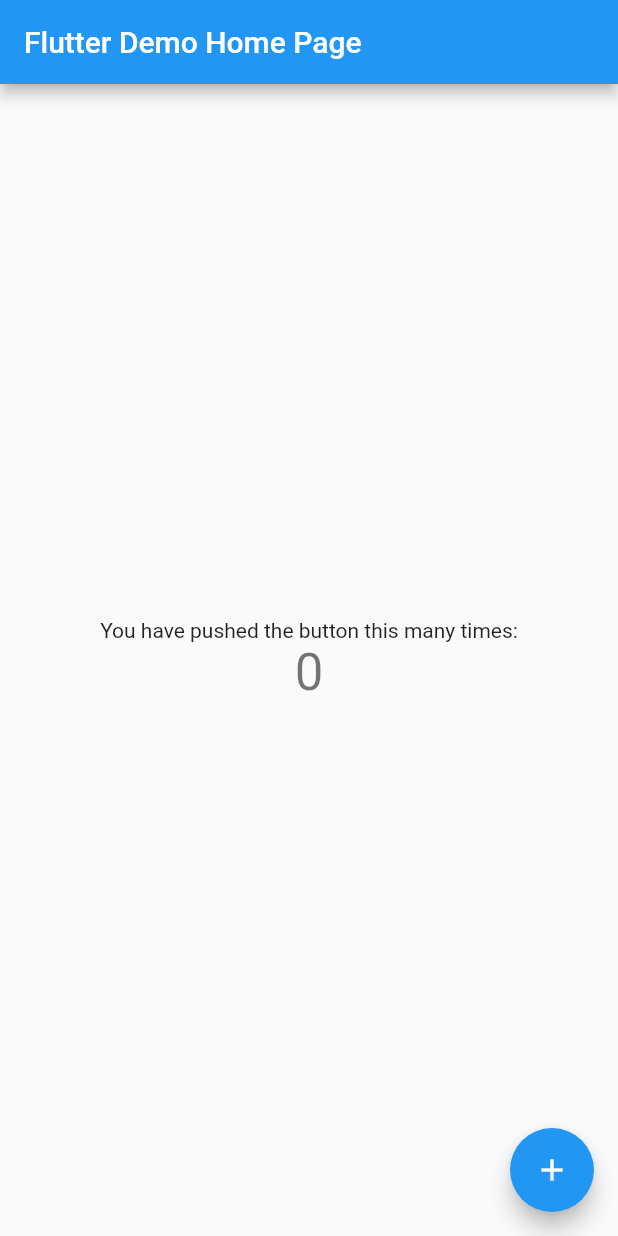
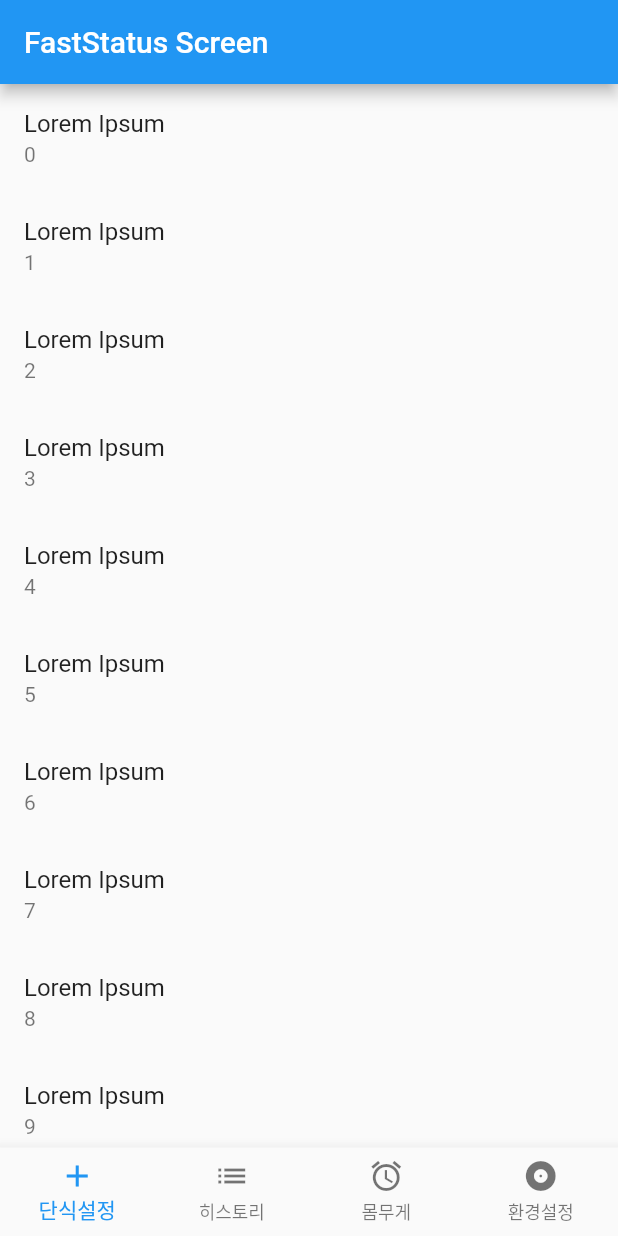
Before and after one commit to fnguideit/diet_dev1, a Flutter app: the screen it shows after launch, on a phone screen of 412 x 824 dp. Run offline on Flutter 3.47's test engine with Material 2 defaults, Android fonts, the phone set to English and light mode, and no system bars.

Commit message:
수정사항 반영

```diff
--- /dev/null
+++ b/lib/fast_history.dart
@@ -0,0 +1,20 @@
+import 'package:flutter/material.dart';
+
+class FastHistory extends StatelessWidget {
+  const FastHistory({Key key}) : super(key: key);
+
+  @override
+  Widget build(BuildContext context) {
+    return Scaffold(
+      appBar: AppBar(
+        title: Text("FastHistory Screen"),
+      ),
+      body: ListView.builder(itemBuilder: (context, index) {
+        return ListTile(
+          title: Text('Lorem Ipsum'),
+          subtitle: Text('$index'),
+        );
+      }),
+    );
+  }
+}
--- /dev/null
+++ b/lib/fast_status.dart
@@ -0,0 +1,20 @@
+import 'package:flutter/material.dart';
+
+class FastStatus extends StatelessWidget {
+  const FastStatus({Key key}) : super(key: key);
+
+  @override
+  Widget build(BuildContext context) {
+    return Scaffold(
+      appBar: AppBar(
+        title: Text("FastStatus Screen"),
+      ),
+      body: ListView.builder(itemBuilder: (context, index) {
+        return ListTile(
+          title: Text('Lorem Ipsum'),
+          subtitle: Text('$index'),
+        );
+      }),
+    );
+  }
+}
--- /dev/null
+++ b/lib/home.dart
@@ -0,0 +1,56 @@
+import 'package:flutter/material.dart';
+import 'fast_status.dart';
+import 'fast_history.dart';
+import 'fast_weight.dart';
+import 'setting.dart';
+
+class HomeController extends StatefulWidget {
+  @override
+  _HomeControllerState createState() =>
+      _HomeControllerState();
+}
+
+class _HomeControllerState
+    extends State<HomeController> {
+  final List<Widget> pages = [
+    FastStatus(
+      key: PageStorageKey('Page1'),
+    ),
+    FastHistory(
+      key: PageStorageKey('Page2'),
+    ),
+    FastWeight(
+      key: PageStorageKey('Page3'),
+    ),
+    Setting(
+      key: PageStorageKey('Page4'),
+    ),
+  ];
+
+  final PageStorageBucket bucket = PageStorageBucket();
+
+  int _selectedIndex = 0;
+
+  Widget _bottomNavigationBar(int selectedIndex) => BottomNavigationBar(
+    onTap: (int index) => setState(() => _selectedIndex = index),
+    type: BottomNavigationBarType.fixed,
+    currentIndex: selectedIndex,
+    items: const <BottomNavigationBarItem>[
+      BottomNavigationBarItem(icon: Icon(Icons.add), title: Text('단식설정')),
+      BottomNavigationBarItem(icon: Icon(Icons.list), title: Text('히스토리')),
+      BottomNavigationBarItem(icon: Icon(Icons.alarm), title: Text('몸무게')),
+      BottomNavigationBarItem(icon: Icon(Icons.album), title: Text('환경설정')),
+    ],
+  );
+
+  @override
+  Widget build(BuildContext context) {
+    return Scaffold(
+      bottomNavigationBar: _bottomNavigationBar(_selectedIndex),
+      body: PageStorage(
+        child: pages[_selectedIndex],
+        bucket: bucket,
+      ),
+    );
+  }
+}
--- a/lib/main.dart
+++ b/lib/main.dart
@@ -1,4 +1,8 @@
+import 'dart:io';
 import 'package:flutter/material.dart';
+import 'package:flutter/services.dart';
+import 'home.dart';
+import 'fast_intro.dart';
 
 void main() => runApp(MyApp());
 
@@ -6,8 +10,16 @@ class MyApp extends StatelessWidget {
   // This widget is the root of your application.
   @override
   Widget build(BuildContext context) {
+    SystemChrome.setSystemUIOverlayStyle(SystemUiOverlayStyle(
+      statusBarColor: Colors.transparent,
+      statusBarIconBrightness: Brightness.dark,
+      statusBarBrightness: Platform.isAndroid ? Brightness.dark : Brightness.light,
+      systemNavigationBarColor: Colors.white,
+      systemNavigationBarDividerColor: Colors.grey,
+      systemNavigationBarIconBrightness: Brightness.dark,
+    ));
     return MaterialApp(
-      title: 'Flutter Demo',
+      title: 'Diet App',
       theme: ThemeData(
         // This is the theme of your application.
         //
@@ -20,92 +32,7 @@ class MyApp extends StatelessWidget {
         // is not restarted.
         primarySwatch: Colors.blue,
       ),
-      home: MyHomePage(title: 'Flutter Demo Home Page'),
+      home: HomeController(),
     );
   }
 }
-
-class MyHomePage extends StatefulWidget {
-  MyHomePage({Key key, this.title}) : super(key: key);
-
-  // This widget is the home page of your application. It is stateful, meaning
-  // that it has a State object (defined below) that contains fields that affect
-  // how it looks.
-
-  // This class is the configuration for the state. It holds the values (in this
-  // case the title) provided by the parent (in this case the App widget) and
-  // used by the build method of the State. Fields in a Widget subclass are
-  // always marked "final".
-
-  final String title;
-
-  @override
-  _MyHomePageState createState() => _MyHomePageState();
-}
-
-class _MyHomePageState extends State<MyHomePage> {
-  int _counter = 0;
-
-  void _incrementCounter() {
-    setState(() {
-      // This call to setState tells the Flutter framework that something has
-      // changed in this State, which causes it to rerun the build method below
-      // so that the display can reflect the updated values. If we changed
-      // _counter without calling setState(), then the build method would not be
-      // called again, and so nothing would appear to happen.
-      _counter++;
-    });
-  }
-
-  @override
-  Widget build(BuildContext context) {
-    // This method is rerun every time setState is called, for instance as done
-    // by the _incrementCounter method above.
-    //
-    // The Flutter framework has been optimized to make rerunning build methods
-    // fast, so that you can just rebuild anything that needs updating rather
-    // than having to individually change instances of widgets.
-    return Scaffold(
-      appBar: AppBar(
-        // Here we take the value from the MyHomePage object that was created by
-        // the App.build method, and use it to set our appbar title.
-        title: Text(widget.title),
-      ),
-      body: Center(
-        // Center is a layout widget. It takes a single child and positions it
-        // in the middle of the parent.
-        child: Column(
-          // Column is also a layout widget. It takes a list of children and
-          // arranges them vertically. By default, it sizes itself to fit its
-          // children horizontally, and tries to be as tall as its parent.
-          //
-          // Invoke "debug painting" (press "p" in the console, choose the
-          // "Toggle Debug Paint" action from the Flutter Inspector in Android
-          // Studio, or the "Toggle Debug Paint" command in Visual Studio Code)
-          // to see the wireframe for each widget.
-          //
-          // Column has various properties to control how it sizes itself and
-          // how it positions its children. Here we use mainAxisAlignment to
-          // center the children vertically; the main axis here is the vertical
-          // axis because Columns are vertical (the cross axis would be
-          // horizontal).
-          mainAxisAlignment: MainAxisAlignment.center,
-          children: <Widget>[
-            Text(
-              'You have pushed the button this many times:',
-            ),
-            Text(
-              '$_counter',
-              style: Theme.of(context).textTheme.display1,
-            ),
-          ],
-        ),
-      ),
-      floatingActionButton: FloatingActionButton(
-        onPressed: _incrementCounter,
-        tooltip: 'Increment',
-        child: Icon(Icons.add),
-      ), // This trailing comma makes auto-formatting nicer for build methods.
-    );
-  }
-}
```
Also changed, not shown: lib/fast_intro.dart (added, +30 -0 lines), lib/fast_weight.dart (added, +20 -0 lines), lib/setting.dart (added, +20 -0 lines), lib/fast_start.dart (added).
